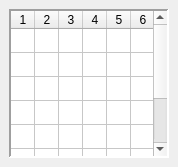
This is tilepicker.ui in LoxoSoftware/RetroMap as Qt 5 draws it before an edit. The edited form follows.
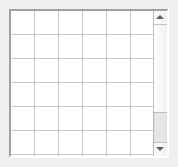
This is the edited form.

Commit message: TilePickerUi: Change contextMenuPolicy to support detecting right click events; Some UI tweaks

Patch:
```diff
--- a/tilepicker.ui
+++ b/tilepicker.ui
@@ -47,6 +47,9 @@
       <property name="columnCount">
        <number>8</number>
       </property>
+      <attribute name="horizontalHeaderVisible">
+       <bool>false</bool>
+      </attribute>
       <attribute name="horizontalHeaderMinimumSectionSize">
        <number>24</number>
       </attribute>
```
Left out of the diff: 11 changed lines with no effect on the pictures.
